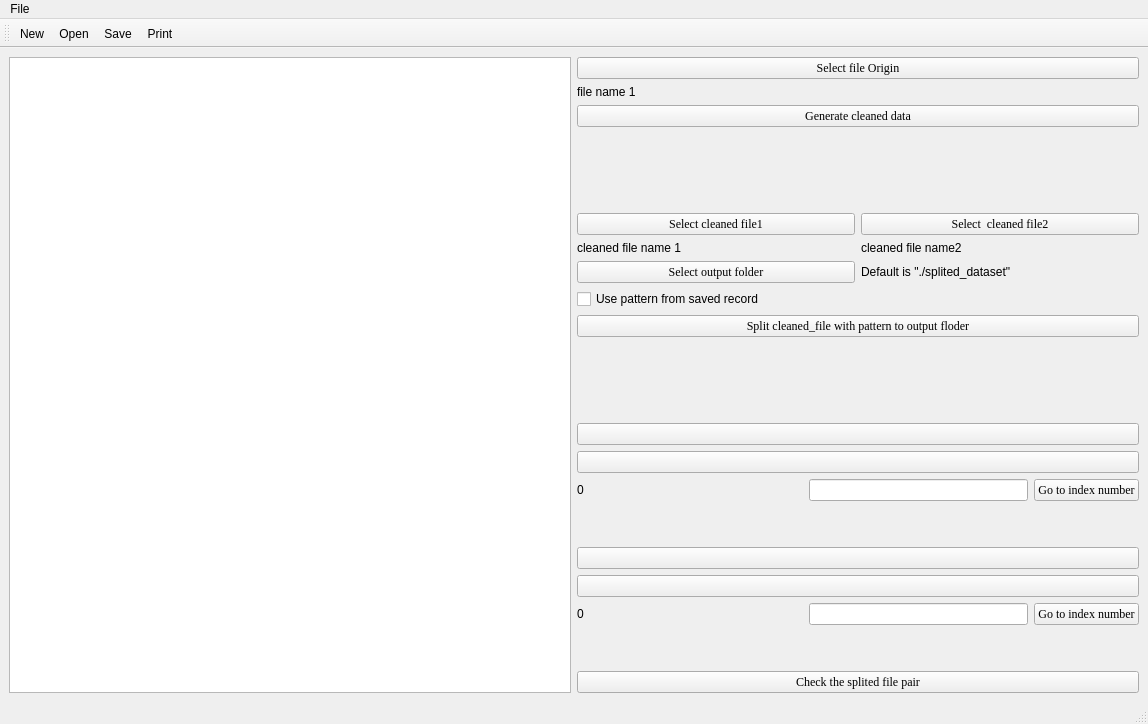
Above: dependency analysis/mainwindow.ui from PacteraEDGE-UIF-Tool/datacompy before the change. Below: the same form after it.
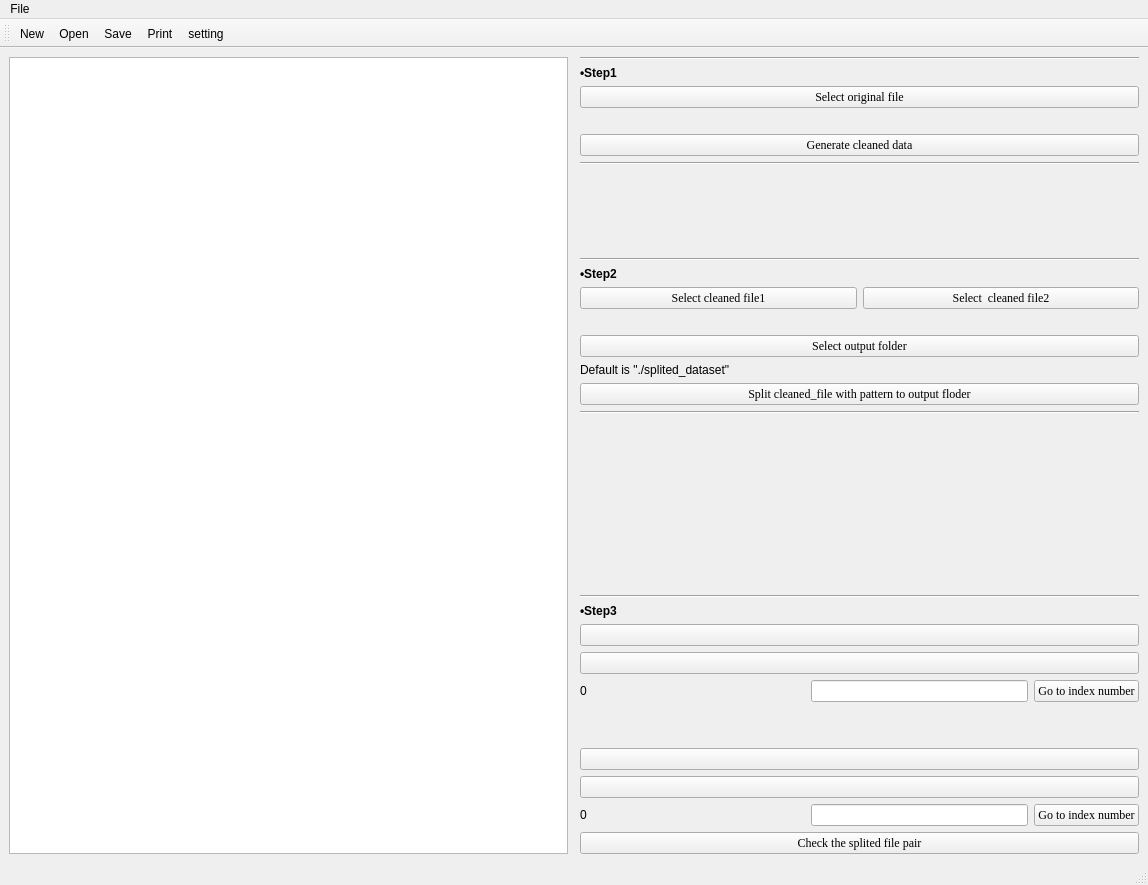
That is the form after the change. Icons and pictures are not drawn.

Commit message: progress bar and setting windows updata

```diff
--- a/dependency analysis/mainwindow.ui
+++ b/dependency analysis/mainwindow.ui
@@ -7,7 +7,7 @@
     <x>0</x>
     <y>0</y>
     <width>1148</width>
-    <height>724</height>
+    <height>885</height>
    </rect>
   </property>
   <property name="minimumSize">
@@ -19,9 +19,16 @@
   <property name="windowTitle">
    <string>MainWindow</string>
   </property>
+  <property name="windowIcon">
+   <iconset>
+    <normaloff>img/diff.png</normaloff>img/diff.png</iconset>
+  </property>
   <property name="autoFillBackground">
    <bool>false</bool>
   </property>
+  <property name="styleSheet">
+   <string notr="true"/>
+  </property>
   <widget class="QWidget" name="centralwidget">
    <layout class="QHBoxLayout" name="horizontalLayout_15">
     <item>
@@ -30,12 +37,38 @@
     <item>
      <layout class="QHBoxLayout" name="horizontalLayout_4"/>
     </item>
+    <item>
+     <widget class="Line" name="line_5">
+      <property name="orientation">
+       <enum>Qt::Horizontal</enum>
+      </property>
+     </widget>
+    </item>
     <item>
      <layout class="QVBoxLayout" name="verticalLayout_4">
+      <item>
+       <widget class="Line" name="line_3">
+        <property name="orientation">
+         <enum>Qt::Horizontal</enum>
+        </property>
+       </widget>
+      </item>
       <item>
        <layout class="QHBoxLayout" name="horizontalLayout_2">
         <item>
          <layout class="QVBoxLayout" name="verticalLayout_3">
+          <item>
+           <widget class="QLabel" name="label_7">
+            <property name="font">
+             <font>
+              <bold>true</bold>
+             </font>
+            </property>
+            <property name="text">
+             <string>•Step1</string>
+            </property>
+           </widget>
+          </item>
           <item>
            <layout class="QHBoxLayout" name="horizontalLayout_8">
             <item>
@@ -46,7 +79,7 @@
                </font>
               </property>
               <property name="text">
-               <string>Select file Origin</string>
+               <string>Select original file</string>
               </property>
              </widget>
             </item>
@@ -57,7 +90,7 @@
             <item>
              <widget class="QLabel" name="label">
               <property name="text">
-               <string>file name 1</string>
+               <string/>
               </property>
               <property name="margin">
                <number>20</number>
@@ -78,6 +111,10 @@
               <property name="text">
                <string>Generate cleaned data</string>
               </property>
+              <property name="icon">
+               <iconset>
+                <normaloff>img/new_analysis.png</normaloff>img/new_analysis.png</iconset>
+              </property>
              </widget>
             </item>
            </layout>
@@ -87,7 +124,14 @@
        </layout>
       </item>
       <item>
-       <spacer name="verticalSpacer_2">
+       <widget class="Line" name="line">
+        <property name="orientation">
+         <enum>Qt::Horizontal</enum>
+        </property>
+       </widget>
+      </item>
+      <item>
+       <spacer name="verticalSpacer_5">
         <property name="orientation">
          <enum>Qt::Vertical</enum>
         </property>
@@ -99,6 +143,25 @@
         </property>
        </spacer>
       </item>
+      <item>
+       <widget class="Line" name="line_4">
+        <property name="orientation">
+         <enum>Qt::Horizontal</enum>
+        </property>
+       </widget>
+      </item>
+      <item>
+       <widget class="QLabel" name="label_8">
+        <property name="font">
+         <font>
+          <bold>true</bold>
+         </font>
+        </property>
+        <property name="text">
+         <string>•Step2</string>
+        </property>
+       </widget>
+      </item>
       <item>
        <layout class="QVBoxLayout" name="verticalLayout_6">
         <item>
@@ -138,14 +201,14 @@
           <item>
            <widget class="QLabel" name="label_5">
             <property name="text">
-             <string>cleaned file name 1</string>
+             <string/>
             </property>
            </widget>
           </item>
           <item>
            <widget class="QLabel" name="label_2">
             <property name="text">
-             <string>cleaned file name2</string>
+             <string/>
             </property>
            </widget>
           </item>
@@ -171,19 +234,12 @@
               </property>
              </widget>
             </item>
-            <item>
-             <widget class="QLabel" name="label_4">
-              <property name="text">
-               <string>Default is &quot;./splited_dataset&quot;</string>
-              </property>
-             </widget>
-            </item>
            </layout>
           </item>
           <item>
-           <widget class="QCheckBox" name="checkBox">
+           <widget class="QLabel" name="label_4">
             <property name="text">
-             <string>Use pattern from saved record</string>
+             <string>Default is &quot;./splited_dataset&quot;</string>
             </property>
            </widget>
           </item>
@@ -198,12 +254,23 @@
             <property name="text">
              <string>Split cleaned_file with pattern to output floder</string>
             </property>
+            <property name="icon">
+             <iconset>
+              <normaloff>img/new_document.png</normaloff>img/new_document.png</iconset>
+            </property>
            </widget>
           </item>
          </layout>
         </item>
        </layout>
       </item>
+      <item>
+       <widget class="Line" name="line_2">
+        <property name="orientation">
+         <enum>Qt::Horizontal</enum>
+        </property>
+       </widget>
+      </item>
       <item>
        <spacer name="verticalSpacer">
         <property name="orientation">
@@ -217,6 +284,38 @@
         </property>
        </spacer>
       </item>
+      <item>
+       <spacer name="verticalSpacer_2">
+        <property name="orientation">
+         <enum>Qt::Vertical</enum>
+        </property>
+        <property name="sizeHint" stdset="0">
+         <size>
+          <width>20</width>
+          <height>40</height>
+         </size>
+        </property>
+       </spacer>
+      </item>
+      <item>
+       <widget class="Line" name="line_6">
+        <property name="orientation">
+         <enum>Qt::Horizontal</enum>
+        </property>
+       </widget>
+      </item>
+      <item>
+       <widget class="QLabel" name="label_9">
+        <property name="font">
+         <font>
+          <bold>true</bold>
+         </font>
+        </property>
+        <property name="text">
+         <string>•Step3</string>
+        </property>
+       </widget>
+      </item>
       <item>
        <widget class="QPushButton" name="pushButton_2">
         <property name="font">
@@ -290,24 +389,24 @@
           </item>
          </layout>
         </item>
+        <item>
+         <spacer name="verticalSpacer_3">
+          <property name="orientation">
+           <enum>Qt::Vertical</enum>
+          </property>
+          <property name="sizeHint" stdset="0">
+           <size>
+            <width>20</width>
+            <height>40</height>
+           </size>
+          </property>
+         </spacer>
+        </item>
         <item>
          <layout class="QHBoxLayout" name="horizontalLayout"/>
         </item>
         <item>
          <layout class="QVBoxLayout" name="verticalLayout_8">
-          <item>
-           <spacer name="verticalSpacer_4">
-            <property name="orientation">
-             <enum>Qt::Vertical</enum>
-            </property>
-            <property name="sizeHint" stdset="0">
-             <size>
-              <width>20</width>
-              <height>40</height>
-             </size>
-            </property>
-           </spacer>
-          </item>
           <item>
            <layout class="QHBoxLayout" name="horizontalLayout_14">
             <item>
@@ -401,19 +500,6 @@
           </item>
          </layout>
         </item>
-        <item>
-         <spacer name="verticalSpacer_3">
-          <property name="orientation">
-           <enum>Qt::Vertical</enum>
-          </property>
-          <property name="sizeHint" stdset="0">
-           <size>
-            <width>20</width>
-            <height>40</height>
-           </size>
-          </property>
-         </spacer>
-        </item>
        </layout>
       </item>
       <item>
@@ -427,6 +513,10 @@
         <property name="text">
          <string>Check the splited file pair</string>
         </property>
+        <property name="icon">
+         <iconset>
+          <normaloff>img/new_compare.png</normaloff>img/new_compare.png</iconset>
+        </property>
        </widget>
       </item>
      </layout>
@@ -472,6 +562,7 @@
    <addaction name="actionOpen"/>
    <addaction name="actionSave"/>
    <addaction name="actionPrint"/>
+   <addaction name="actionsetting"/>
   </widget>
   <action name="actionNew">
    <property name="icon">
@@ -533,6 +624,15 @@
     <string>Quit</string>
    </property>
   </action>
+  <action name="actionsetting">
+   <property name="icon">
+    <iconset>
+     <normaloff>img/new_setting.png</normaloff>img/new_setting.png</iconset>
+   </property>
+   <property name="text">
+    <string>setting</string>
+   </property>
+  </action>
  </widget>
  <resources/>
  <connections/>
```
The commit also changes 61 other files.
